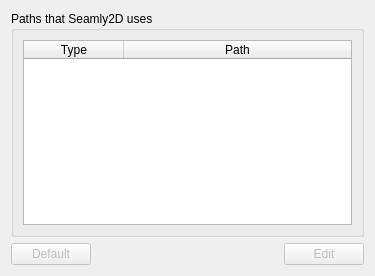
First picture: the form in src/app/seamlyme/dialogs/configpages/seamlymepreferencespathpage.ui, repository FashionFreedom/Seamly2D, before the edit.
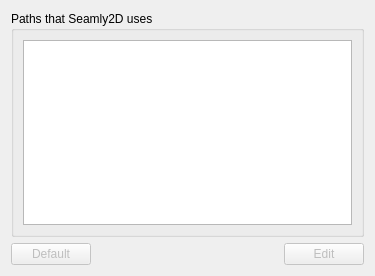
Second picture: the form after the edit.

The edit to the form file:
```diff
--- a/src/app/seamlyme/dialogs/configpages/seamlymepreferencespathpage.ui
+++ b/src/app/seamlyme/dialogs/configpages/seamlymepreferencespathpage.ui
@@ -34,6 +34,9 @@
         <property name="showGrid">
          <bool>false</bool>
         </property>
+        <attribute name="horizontalHeaderVisible">
+         <bool>false</bool>
+        </attribute>
         <attribute name="horizontalHeaderStretchLastSection">
          <bool>true</bool>
         </attribute>
```
